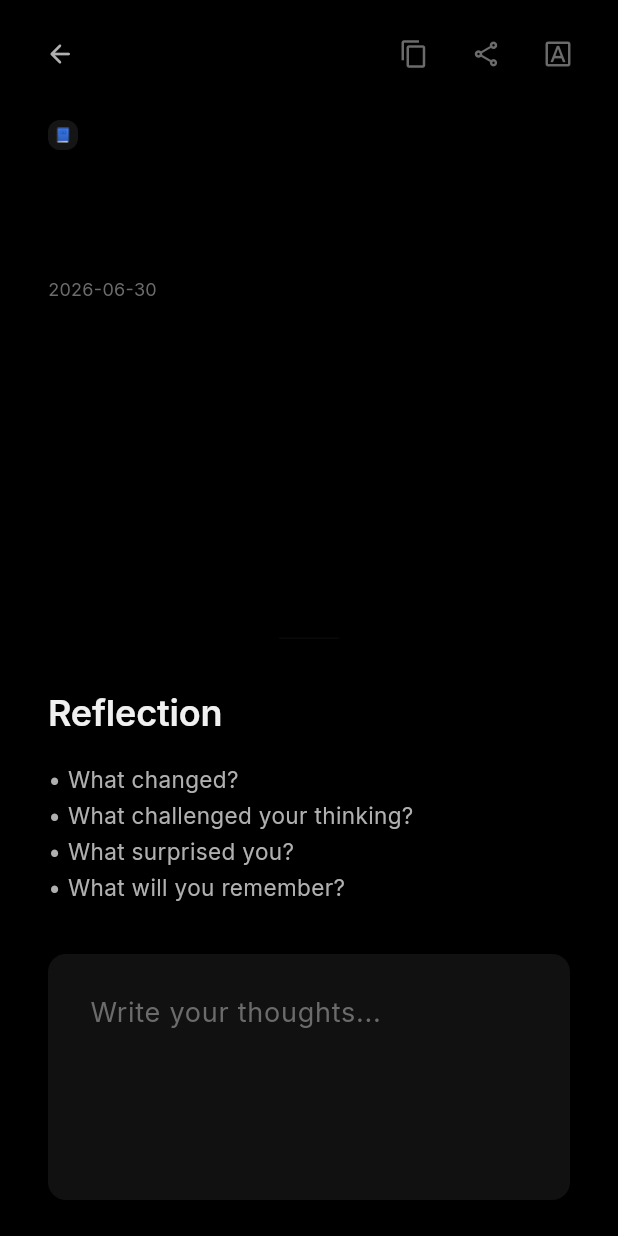
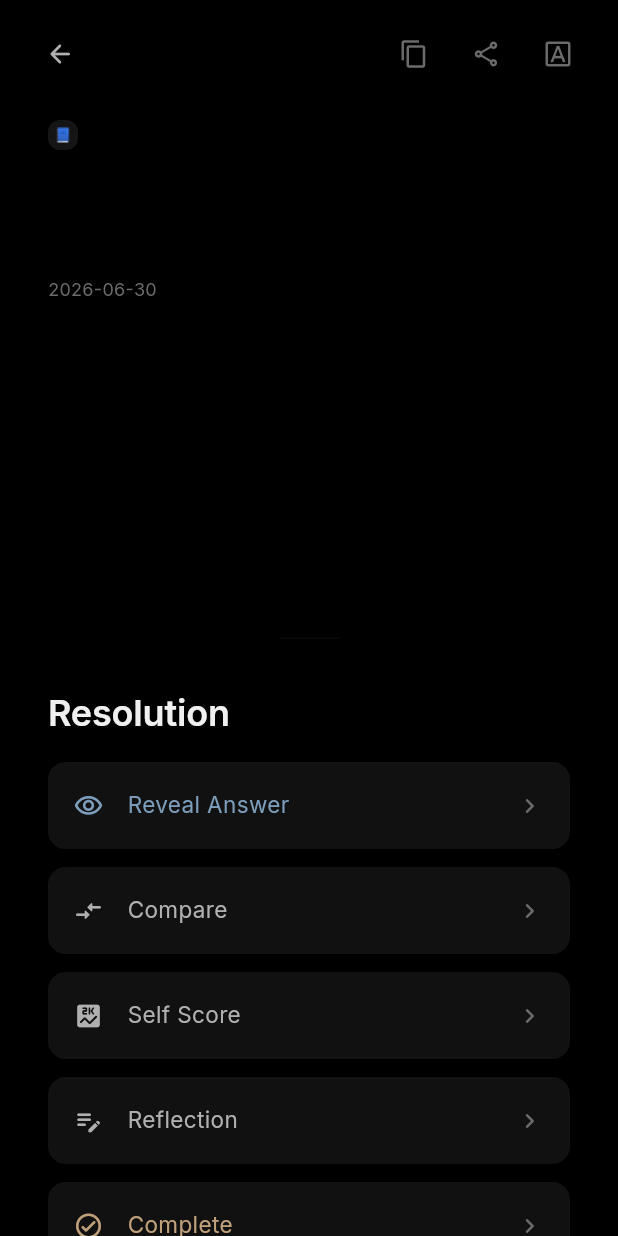
Before and after one commit to Harshajaya13/Hermes, a Flutter app: the HermesReaderScreen screen opened directly with empty values, on a phone screen of 412 x 824 dp. Run offline on Flutter 3.47's test engine with Material 3 defaults, Android fonts, the phone set to English and light mode, and no system bars; our stand-ins replace file_picker, flutter_markdown, flutter_riverpod, google_fonts, share_plus, shared_preferences; missing offline and left inert: flutter_math_fork, html2md; accounts and stored records are empty; statements that could not run were skipped.

Commit message:
feat: item-specific workflows and generated app icons

```diff
--- a/lib/features/reader/hermes_reader_screen.dart
+++ b/lib/features/reader/hermes_reader_screen.dart
@@ -280,7 +280,7 @@ class _HermesReaderScreenState extends ConsumerState<HermesReaderScreen> {
                           const SizedBox(height: HermesSpacing.xxxl),
                           _buildMarkdownContent(),
                           const SizedBox(height: HermesSpacing.xxxl * 2),
-                          if (!isGuide) _buildReflectionSection(),
+                          _buildPostReadingWorkflow(isGuide),
                           const SizedBox(height: 120),
                         ],
                       ),
@@ -466,7 +466,26 @@ class _HermesReaderScreenState extends ConsumerState<HermesReaderScreen> {
     );
   }
 
-  Widget _buildReflectionSection() {
+  Widget _buildPostReadingWorkflow(bool isGuide) {
+    if (isGuide) return const SizedBox.shrink();
+
+    switch (widget.item.type) {
+      case ItemType.article:
+        return _buildArticleWorkflow();
+      case ItemType.note:
+        return _buildNoteWorkflow();
+      case ItemType.idea:
+        return _buildIdeaWorkflow();
+      case ItemType.observation:
+        return _buildObservationWorkflow();
+      case ItemType.reflection:
+        return _buildReflectionWorkflow();
+      case ItemType.question:
+        return _buildQuestionWorkflow();
+    }
+  }
+
+  Widget _buildWorkflowHeader(String title) {
     return Column(
       crossAxisAlignment: CrossAxisAlignment.start,
       children: [
@@ -478,15 +497,47 @@ class _HermesReaderScreenState extends ConsumerState<HermesReaderScreen> {
             margin: const EdgeInsets.symmetric(vertical: HermesSpacing.xl),
           ),
         ),
+        Text(title, style: HermesTypography.itemTitle.copyWith(fontSize: 24, fontWeight: FontWeight.w600)),
+        const SizedBox(height: HermesSpacing.md),
+      ],
+    );
+  }
 
-        Text('Reflection', style: HermesTypography.itemTitle.copyWith(fontSize: 24, fontWeight: FontWeight.w600)),
-        const SizedBox(height: HermesSpacing.md),
+  Widget _buildWorkflowAction(String label, IconData icon, {Color? color, VoidCallback? onTap}) {
+    return Padding(
+      padding: const EdgeInsets.only(bottom: HermesSpacing.sm),
+      child: InkWell(
+        onTap: onTap ?? () {},
+        borderRadius: BorderRadius.circular(HermesRadius.md),
+        child: Container(
+          padding: const EdgeInsets.symmetric(vertical: HermesSpacing.md, horizontal: HermesSpacing.md),
+          decoration: BoxDecoration(
+            color: const Color(0xFF111111),
+            borderRadius: BorderRadius.circular(HermesRadius.md),
+            border: Border.all(color: HermesColors.border.withValues(alpha: 0.1)),
+          ),
+          child: Row(
+            children: [
+              Icon(icon, size: 20, color: color ?? HermesColors.textSecondary),
+              const SizedBox(width: HermesSpacing.md),
+              Expanded(
+                child: Text(label, style: HermesTypography.body.copyWith(color: color ?? HermesColors.textSecondary)),
+              ),
+              Icon(Icons.chevron_right_rounded, size: 20, color: HermesColors.textTertiary),
+            ],
+          ),
+        ),
+      ),
+    );
+  }
 
-        Text('• What changed?', style: HermesTypography.body.copyWith(color: HermesColors.textSecondary, height: 1.6)),
+  Widget _buildArticleWorkflow() {
+    return Column(
+      crossAxisAlignment: CrossAxisAlignment.start,
+      children: [
+        _buildWorkflowHeader('Reflection'),
         Text('• What challenged your thinking?', style: HermesTypography.body.copyWith(color: HermesColors.textSecondary, height: 1.6)),
-        Text('• What surprised you?', style: HermesTypography.body.copyWith(color: HermesColors.textSecondary, height: 1.6)),
         Text('• What will you remember?', style: HermesTypography.body.copyWith(color: HermesColors.textSecondary, height: 1.6)),
-
         const SizedBox(height: HermesSpacing.xl),
 
         if (!_showEvolutioPrompt) ...[
@@ -499,7 +550,7 @@ class _HermesReaderScreenState extends ConsumerState<HermesReaderScreen> {
               hintText: 'Write your thoughts...',
               hintStyle: HermesTypography.body.copyWith(color: HermesColors.textTertiary, fontSize: 18),
               filled: true,
-              fillColor: const Color(0xFF111111), // Subtle surface
+              fillColor: const Color(0xFF111111),
               border: OutlineInputBorder(
                 borderRadius: BorderRadius.circular(HermesRadius.md),
                 borderSide: BorderSide.none,
@@ -508,7 +559,6 @@ class _HermesReaderScreenState extends ConsumerState<HermesReaderScreen> {
             ),
           ),
           const SizedBox(height: HermesSpacing.lg),
-
           Align(
             alignment: Alignment.centerRight,
             child: InkWell(
@@ -569,4 +619,72 @@ class _HermesReaderScreenState extends ConsumerState<HermesReaderScreen> {
       ],
     );
   }
+
+  Widget _buildNoteWorkflow() {
+    return Column(
+      crossAxisAlignment: CrossAxisAlignment.start,
+      children: [
+        _buildWorkflowHeader('Connections'),
+        _buildWorkflowAction('Related Notes', Icons.account_tree_outlined),
+        _buildWorkflowAction('Keywords', Icons.tag_rounded),
+        _buildWorkflowAction('Backlinks', Icons.link_rounded),
+        _buildWorkflowAction('Last Edited', Icons.history_rounded),
+        _buildWorkflowAction('History', Icons.manage_history_rounded),
+      ],
+    );
+  }
+
+  Widget _buildIdeaWorkflow() {
+    return Column(
+      crossAxisAlignment: CrossAxisAlignment.start,
+      children: [
+        _buildWorkflowHeader('Evolution'),
+        _buildWorkflowAction('Expand this idea', Icons.open_in_full_rounded, color: HermesColors.accent),
+        _buildWorkflowAction('Potential applications', Icons.api_rounded),
+        _buildWorkflowAction('Connect to another Block', Icons.link_rounded),
+        _buildWorkflowAction('Promote to Project', Icons.rocket_launch_outlined, color: HermesColors.evolutioGlow),
+        _buildWorkflowAction('Archive', Icons.archive_outlined),
+      ],
+    );
+  }
+
+  Widget _buildObservationWorkflow() {
+    return Column(
+      crossAxisAlignment: CrossAxisAlignment.start,
+      children: [
+        _buildWorkflowHeader('Synthesis'),
+        _buildWorkflowAction('Why was this worth recording?', Icons.help_outline_rounded),
+        _buildWorkflowAction('Did this observation lead to a pattern?', Icons.pattern_rounded),
+        _buildWorkflowAction('Convert to Reflection', Icons.edit_note_rounded, color: HermesColors.reflectionColor),
+        _buildWorkflowAction('Convert to Idea', Icons.lightbulb_outline_rounded, color: HermesColors.accent),
+      ],
+    );
+  }
+
+  Widget _buildReflectionWorkflow() {
+    return Column(
+      crossAxisAlignment: CrossAxisAlignment.start,
+      children: [
+        _buildWorkflowHeader('Evolutio'),
+        Text('Does this represent a fundamental shift in your thinking?', style: HermesTypography.body.copyWith(color: HermesColors.textSecondary, height: 1.6)),
+        const SizedBox(height: HermesSpacing.lg),
+        _buildWorkflowAction('Create Evolutio', Icons.auto_awesome_rounded, color: HermesColors.evolutioGlow),
+        _buildWorkflowAction('Save Reflection', Icons.save_rounded),
+      ],
+    );
+  }
+
+  Widget _buildQuestionWorkflow() {
+    return Column(
+      crossAxisAlignment: CrossAxisAlignment.start,
+      children: [
+        _buildWorkflowHeader('Resolution'),
+        _buildWorkflowAction('Reveal Answer', Icons.visibility_outlined, color: HermesColors.accent),
+        _buildWorkflowAction('Compare', Icons.compare_arrows_rounded),
+        _buildWorkflowAction('Self Score', Icons.score_rounded),
+        _buildWorkflowAction('Reflection', Icons.edit_note_rounded),
+        _buildWorkflowAction('Complete', Icons.check_circle_outline_rounded, color: HermesColors.veritasColor),
+      ],
+    );
+  }
 }
```
Also changed, not shown: pubspec.yaml (+7 -0 lines), assets/icon/icon.png (added), pubspec.lock, 5 other files.
